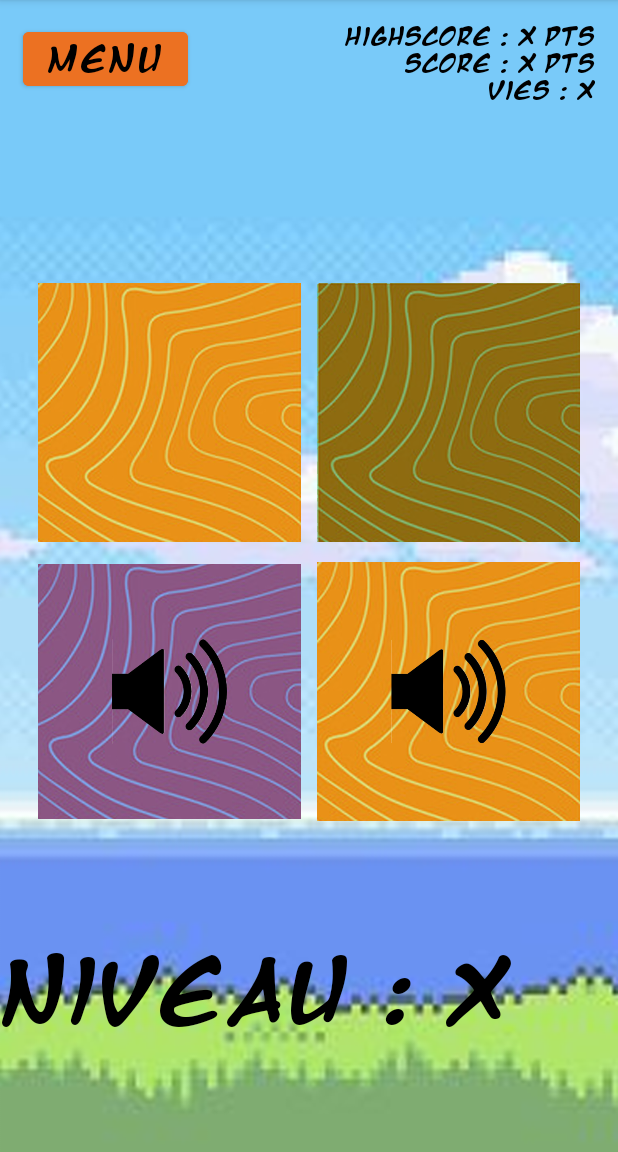
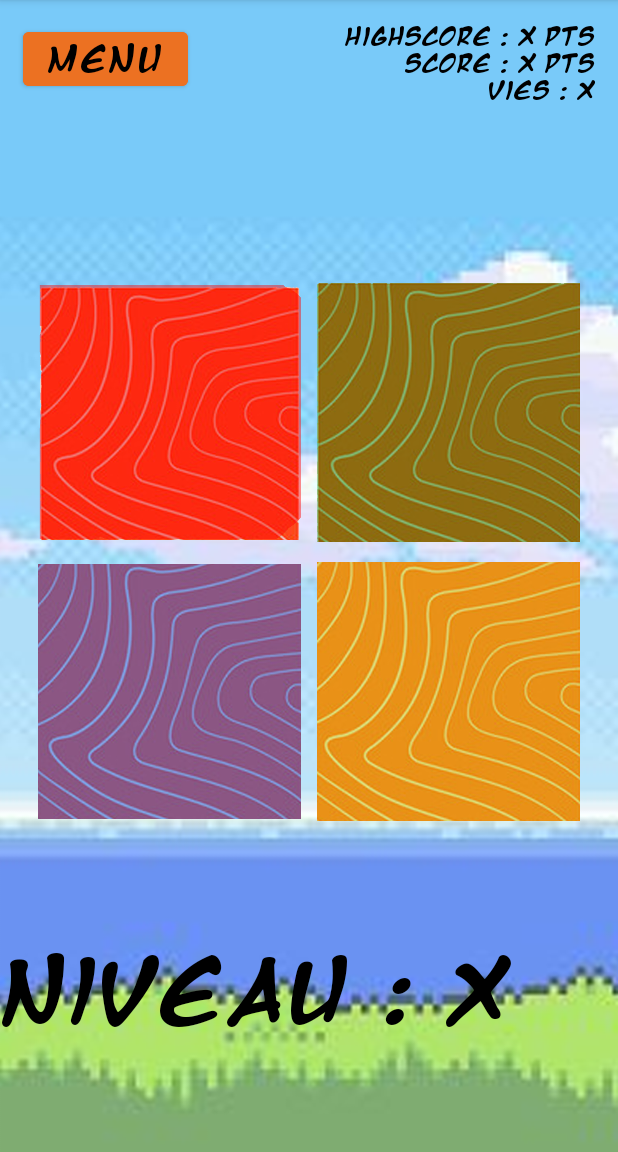
Before and after one commit to e181183/Salmon, an Android app: the PlayActivity screen opened directly, with no data from a screen before it, after a tap on "Salmon Game Button Red", on a phone screen of 412 x 824 dp, the part 84-1236 px from its top. Run offline under Robolectric (Android 15) with nearby library versions, the phone set to English and light mode, and no system bars; 1 statement that could not run was skipped.

Commit message:
display sequence

```diff
--- a/app/src/main/java/be/helmo/salmon/PlayActivity.kt
+++ b/app/src/main/java/be/helmo/salmon/PlayActivity.kt
@@ -7,7 +7,9 @@ import android.widget.Button
 import android.widget.ImageButton
 import be.helmo.salmon.databinding.ActivityPlayBinding
 import kotlinx.coroutines.delay
+import java.util.*
 import java.util.concurrent.TimeUnit
+import kotlin.concurrent.schedule
 
 class PlayActivity : AppCompatActivity() {
     private lateinit var binding: ActivityPlayBinding
@@ -17,6 +19,7 @@ class PlayActivity : AppCompatActivity() {
     private lateinit var blueGameButton: ImageButton
     private lateinit var yellowGameButton: ImageButton
     private  val inputsToFollow = mutableListOf<Int>()
+    private val niveau = 0;
 
 
     override fun onCreate(savedInstanceState: Bundle?) {
@@ -28,28 +31,28 @@ class PlayActivity : AppCompatActivity() {
         blueGameButton = findViewById(R.id.blue_button)
         yellowGameButton = findViewById(R.id.yellow_button)
 
-        redGameButton.setOnClickListener() { view: View ->
-            startGame()
+
+        redGameButton.setOnClickListener() {
+            verifyInput(0)
         }
 
-        greenGameButton.setOnClickListener() { view: View ->
+        greenGameButton.setOnClickListener() {
             verifyInput(1)
         }
 
-        blueGameButton.setOnClickListener() { view: View ->
+        blueGameButton.setOnClickListener() {
             verifyInput(2)
         }
 
-        yellowGameButton.setOnClickListener() { view: View ->
+        yellowGameButton.setOnClickListener() {
             verifyInput(3)
         }
 
-        startGame()
+        Timer().schedule(2000) {startGame()}
 
     }
 
     private fun startGame() {
-        Thread.sleep(3000)
         inputsToFollow.add(pickAnInput())
 
         for(i in inputsToFollow) {
@@ -61,22 +64,18 @@ class PlayActivity : AppCompatActivity() {
     private fun displayInput(input: Int) {
         when(input) {
             0 ->{redGameButton.setImageResource(R.drawable.sound_red_button)
-                Thread.sleep(1000)
-                redGameButton.setImageResource(R.drawable.bouton_base_rouge)
+                Timer().schedule(1000){redGameButton.setImageResource(R.drawable.bouton_base_rouge)}
             }
 
             1-> {greenGameButton.setImageResource(R.drawable.sound_green_button)
-                Thread.sleep(1000)
-                redGameButton.setImageResource(R.drawable.bouton_base_vert)
+                Timer().schedule(1000){redGameButton.setImageResource(R.drawable.bouton_base_vert)}
             }
 
             2 -> {blueGameButton.setImageResource(R.drawable.sound_blue_button)
-                 Thread.sleep(1000)
-                 redGameButton.setImageResource(R.drawable.bouton_base_bleu)
+                Timer().schedule(1000){redGameButton.setImageResource(R.drawable.bouton_base_bleu)}
             }
             3-> {yellowGameButton.setImageResource(R.drawable.sound_yellow_button)
-                 Thread.sleep(1000)
-                 redGameButton.setImageResource(R.drawable.bouton_base_jaune)
+                Timer().schedule(1000){redGameButton.setImageResource(R.drawable.bouton_base_jaune)}
             }
         }
     }
@@ -86,7 +85,9 @@ class PlayActivity : AppCompatActivity() {
     }
 
     private fun verifyInput(input: Int) {
+        if(input == inputsToFollow.get(niveau)){
 
+        }
     }
 
 
```
